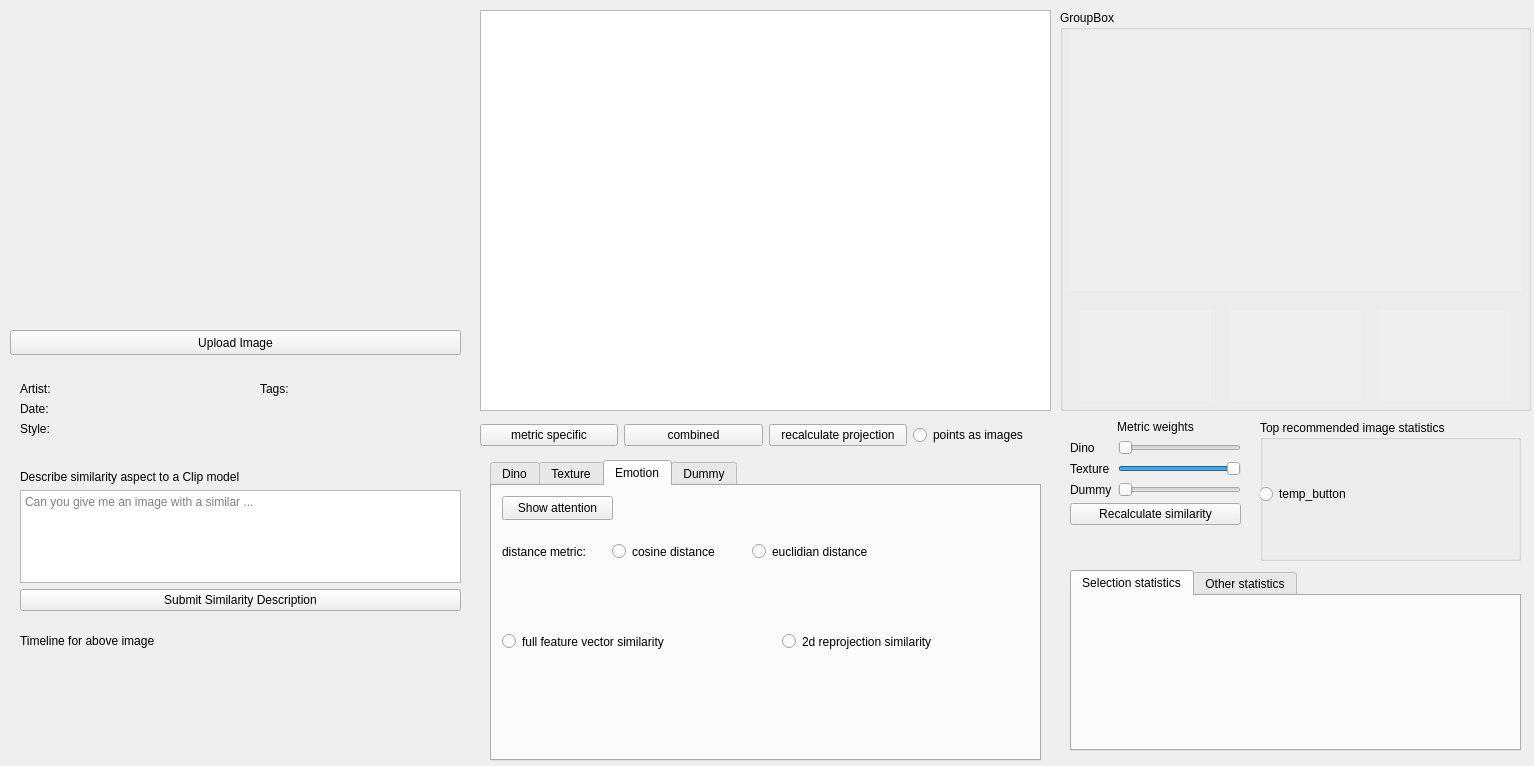
jonathan-gerb/deepsim-analyzer, file deepsim_analyzer/ds_dashboard/form.ui: the form before one commit.
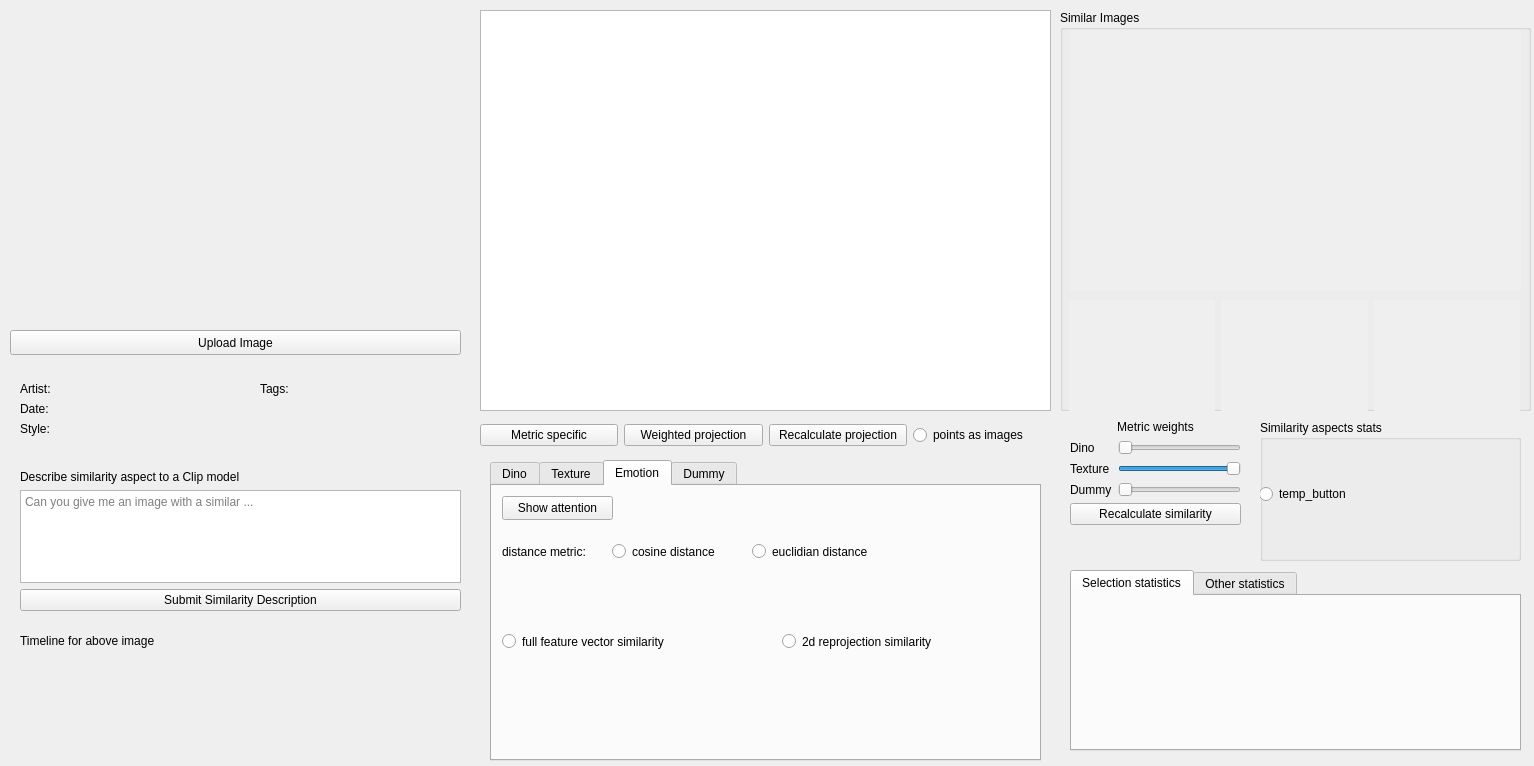
The form after the commit. Custom widgets are drawn as their Qt base class.

The edit to the form file:
```diff
--- a/deepsim_analyzer/ds_dashboard/form.ui
+++ b/deepsim_analyzer/ds_dashboard/form.ui
@@ -236,7 +236,7 @@
       </rect>
      </property>
      <property name="title">
-      <string>Top recommended image statistics</string>
+      <string>Similarity aspects stats</string>
      </property>
      <widget class="QWidget" name="verticalLayoutWidget_2">
       <property name="geometry">
@@ -350,21 +350,21 @@
      <item>
       <widget class="QPushButton" name="b_recalculate">
        <property name="text">
-        <string>metric specific</string>
+        <string>Metric specific</string>
        </property>
       </widget>
      </item>
      <item>
       <widget class="QPushButton" name="b_combined">
        <property name="text">
-        <string>combined</string>
+        <string>Weighted projection</string>
        </property>
       </widget>
      </item>
      <item>
       <widget class="QPushButton" name="b_metric">
        <property name="text">
-        <string>recalculate projection</string>
+        <string>Recalculate projection</string>
        </property>
       </widget>
      </item>
@@ -879,7 +879,7 @@
      </rect>
     </property>
     <property name="title">
-     <string>GroupBox</string>
+     <string>Similar Images</string>
     </property>
     <widget class="QLabel" name="box_right_img">
      <property name="geometry">
@@ -900,53 +900,47 @@
       <string/>
      </property>
     </widget>
-    <widget class="QLabel" name="n1">
+    <widget class="QWidget" name="horizontalLayoutWidget_2">
      <property name="geometry">
       <rect>
-       <x>20</x>
-       <y>300</y>
-       <width>131</width>
-       <height>91</height>
+       <x>9</x>
+       <y>290</y>
+       <width>451</width>
+       <height>111</height>
       </rect>
      </property>
-     <property name="autoFillBackground">
-      <bool>true</bool>
-     </property>
-     <property name="text">
-      <string/>
-     </property>
-    </widget>
-    <widget class="QLabel" name="n2">
-     <property name="geometry">
-      <rect>
-       <x>170</x>
-       <y>300</y>
-       <width>131</width>
-       <height>91</height>
-      </rect>
-     </property>
-     <property name="autoFillBackground">
-      <bool>true</bool>
-     </property>
-     <property name="text">
-      <string/>
-     </property>
-    </widget>
-    <widget class="QLabel" name="n3">
-     <property name="geometry">
-      <rect>
-       <x>320</x>
-       <y>300</y>
-       <width>131</width>
-       <height>91</height>
-      </rect>
-     </property>
-     <property name="autoFillBackground">
-      <bool>true</bool>
-     </property>
-     <property name="text">
-      <string/>
-     </property>
+     <layout class="QHBoxLayout" name="preview_layout">
+      <item>
+       <widget class="QLabel" name="n3">
+        <property name="autoFillBackground">
+         <bool>true</bool>
+        </property>
+        <property name="text">
+         <string/>
+        </property>
+       </widget>
+      </item>
+      <item>
+       <widget class="QLabel" name="n2">
+        <property name="autoFillBackground">
+         <bool>true</bool>
+        </property>
+        <property name="text">
+         <string/>
+        </property>
+       </widget>
+      </item>
+      <item>
+       <widget class="QLabel" name="n1">
+        <property name="autoFillBackground">
+         <bool>true</bool>
+        </property>
+        <property name="text">
+         <string/>
+        </property>
+       </widget>
+      </item>
+     </layout>
     </widget>
    </widget>
   </widget>
```
Left out of the diff: 22 changed lines with no effect on the pictures.
